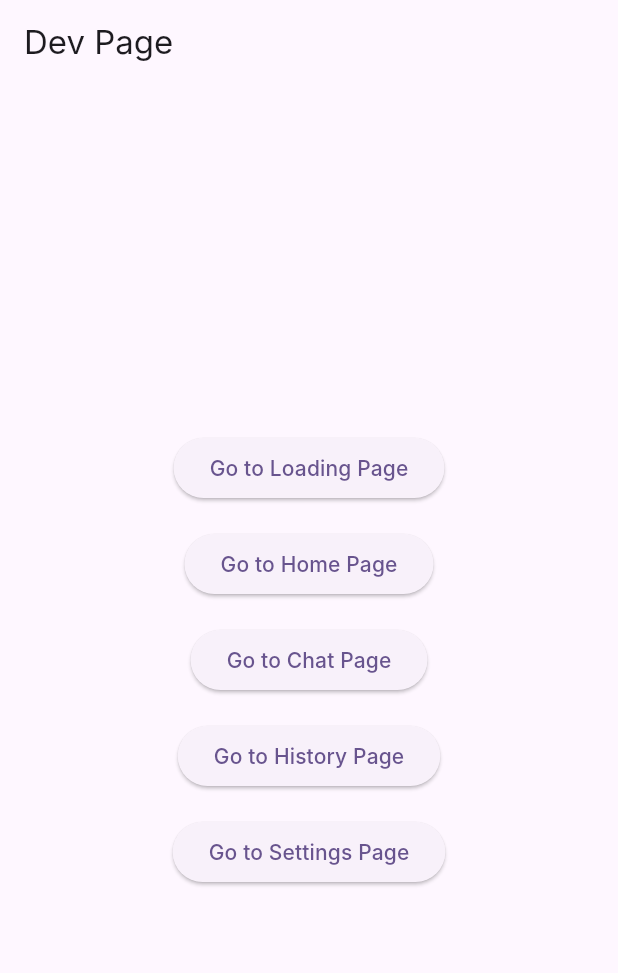
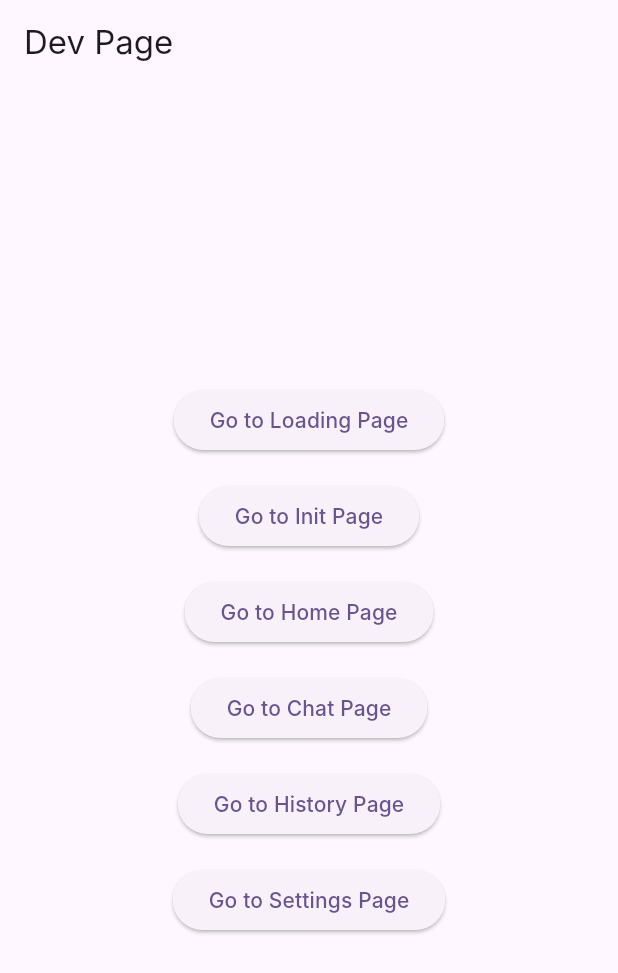
Before and after one commit to tokujiTO/PII4S_images_generator, a Flutter app: the screen it shows after launch, on a phone screen of 412 x 824 dp. Shown: the top 973 px of the screen. Run offline on Flutter 3.47's test engine with Material 3 defaults, Android fonts, the phone set to English and light mode, and no system bars; our stand-ins replace device_preview, flutter_screenutil; Roboto replaces fonts that are missing (Inter).

Commit message:
feat: add first page

```diff
--- a/lib/app/pages/dev_page_view.dart
+++ b/lib/app/pages/dev_page_view.dart
@@ -7,6 +7,7 @@ class DevPageView extends StatelessWidget {
   Widget build(BuildContext context) {
     final routes = [
       {'name': 'Loading', 'route': '/loading'},
+      {'name': 'Init', 'route': '/first'},
       {'name': 'Home', 'route': '/home'},
       {'name': 'Chat', 'route': '/chat'},
       {'name': 'History', 'route': '/history'},
--- a/lib/app/pages/init_page_view.dart
+++ b/lib/app/pages/init_page_view.dart
@@ -1,4 +1,3 @@
-
 import 'package:flutter/material.dart';
 
 class FirstPage extends StatelessWidget {
@@ -6,6 +5,13 @@ class FirstPage extends StatelessWidget {
 
   @override
   Widget build(BuildContext context) {
-    return const Placeholder();
+    return Scaffold(
+      appBar: AppBar(title: const Text('First Page')),
+      body: const Center(
+        child: Text(
+          'Welcome to the First Page! this will be the login/signup menu',
+        ),
+      ),
+    );
   }
 }
--- a/lib/main.dart
+++ b/lib/main.dart
@@ -5,6 +5,7 @@ import 'package:poliedroimagesgenerator/app/pages/chat_page_view.dart';
 import 'package:poliedroimagesgenerator/app/pages/dev_page_view.dart';
 import 'package:poliedroimagesgenerator/app/pages/history_page_view.dart';
 import 'package:poliedroimagesgenerator/app/pages/home_page_view.dart';
+import 'package:poliedroimagesgenerator/app/pages/init_page_view.dart';
 import 'package:poliedroimagesgenerator/app/pages/loading_page_view.dart';
 import 'package:poliedroimagesgenerator/app/pages/settings_page_view.dart';
 
@@ -35,6 +36,7 @@ class MyApp extends StatelessWidget {
         initialRoute: "/",
         routes: {
           '/': (_) => const DevPageView(),
+          '/first': (_) => const FirstPage(),
           '/loading': (_) => const LoadingPage(),
           '/home': (_) => const HomePage(),
           '/chat': (_) => const ChatPage(),
```
